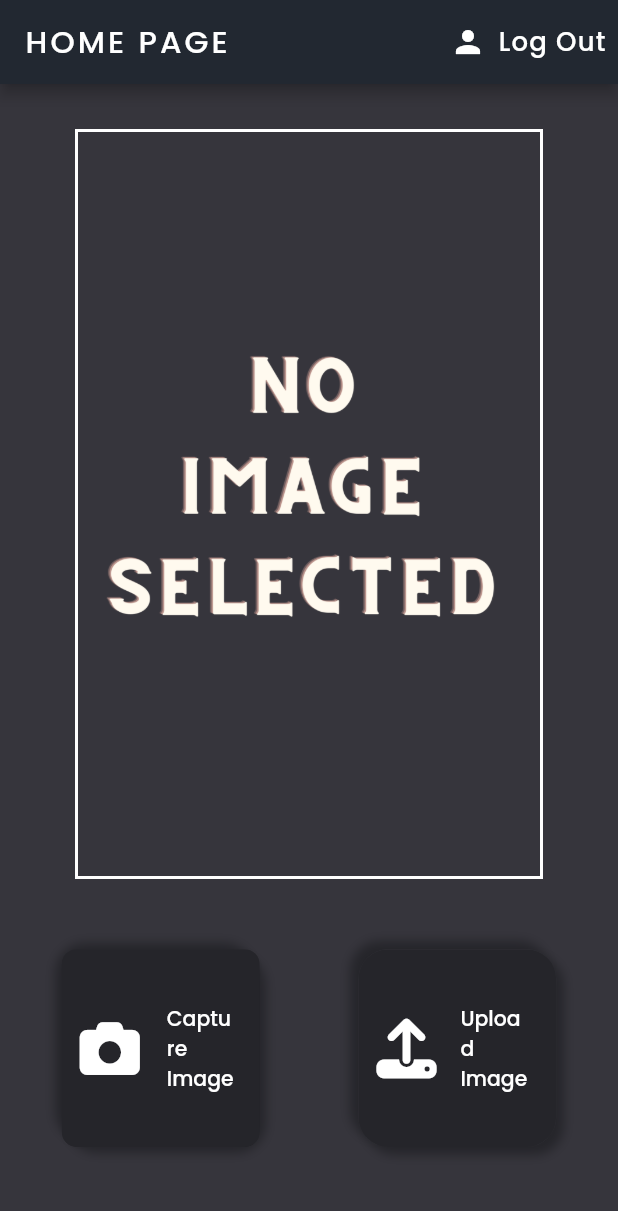
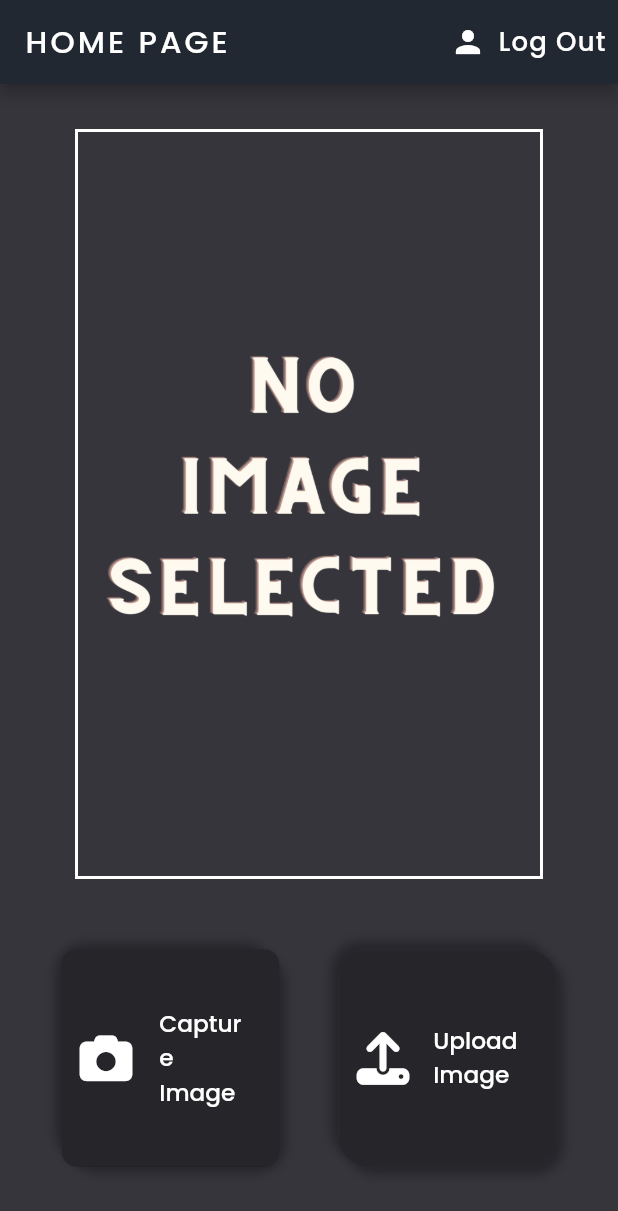
Before and after one commit to VedangSardessai/CipherGred, a Flutter app: the screen it shows once a user with an empty profile is signed in, on a phone screen of 412 x 824 dp. Shown: the top 1211 px of the screen. Run offline on Flutter 3.47's test engine with Material 2 defaults, Android fonts, the phone set to English and light mode, and no system bars; our stand-ins replace firebase_auth, firebase_core, font_awesome_flutter, google_fonts, image_picker; missing offline and left inert: google_mlkit_text_recognition; accounts and stored records are empty.

```diff
--- a/lib/screens/home/home.dart
+++ b/lib/screens/home/home.dart
@@ -198,7 +198,6 @@ class _HomeState extends State<Home> {
     });
 
     harmfulIngred.sort();
-    print(harmfulIngred);
     numberOfHarm = 0;
   }
 
@@ -345,8 +344,8 @@ class _HomeState extends State<Home> {
           Positioned(
             left: size.width * 0.1,
             top: size.height * 0.70,
-            height: size.height * 0.16,
-            width: size.height * 0.16,
+            height: 145,
+            width: 145,
             child: Center(
               child: Container(
                 height: 210,
@@ -373,7 +372,7 @@ class _HomeState extends State<Home> {
                   child: ElevatedButton.icon(
                     icon: const FaIcon(
                       FontAwesomeIcons.camera,
-                      size: 40,
+                      size: 35,
                     ),
                     style: ElevatedButton.styleFrom(
                       primary: const Color(0xff25252a),
@@ -385,7 +384,7 @@ class _HomeState extends State<Home> {
                         'Capture Image',
                         style: GoogleFonts.poppins(
                           color: Colors.white,
-                          fontSize: size.width * 0.033,
+                          fontSize: 15.5,
                         ),
                       ),
                     ),
@@ -397,8 +396,8 @@ class _HomeState extends State<Home> {
           Positioned(
             right: size.width * 0.1,
             top: size.height * 0.7,
-            height: size.height * 0.16,
-            width: size.height * 0.16,
+            height: 145,
+            width: 145,
             child: Center(
               child: Container(
                 height: 210,
@@ -426,7 +425,7 @@ class _HomeState extends State<Home> {
                   child: ElevatedButton.icon(
                     icon: const FaIcon(
                       FontAwesomeIcons.upload,
-                      size: 40,
+                      size: 35,
                     ),
                     style: ElevatedButton.styleFrom(
                       primary: const Color(0xff25252a),
@@ -438,7 +437,7 @@ class _HomeState extends State<Home> {
                         'Upload Image',
                         style: GoogleFonts.poppins(
                           color: Colors.white,
-                          fontSize: size.width * 0.033,
+                          fontSize: 15.5,
                         ),
                       ),
                     ),
```
Also changed, not shown: 1 other file.
